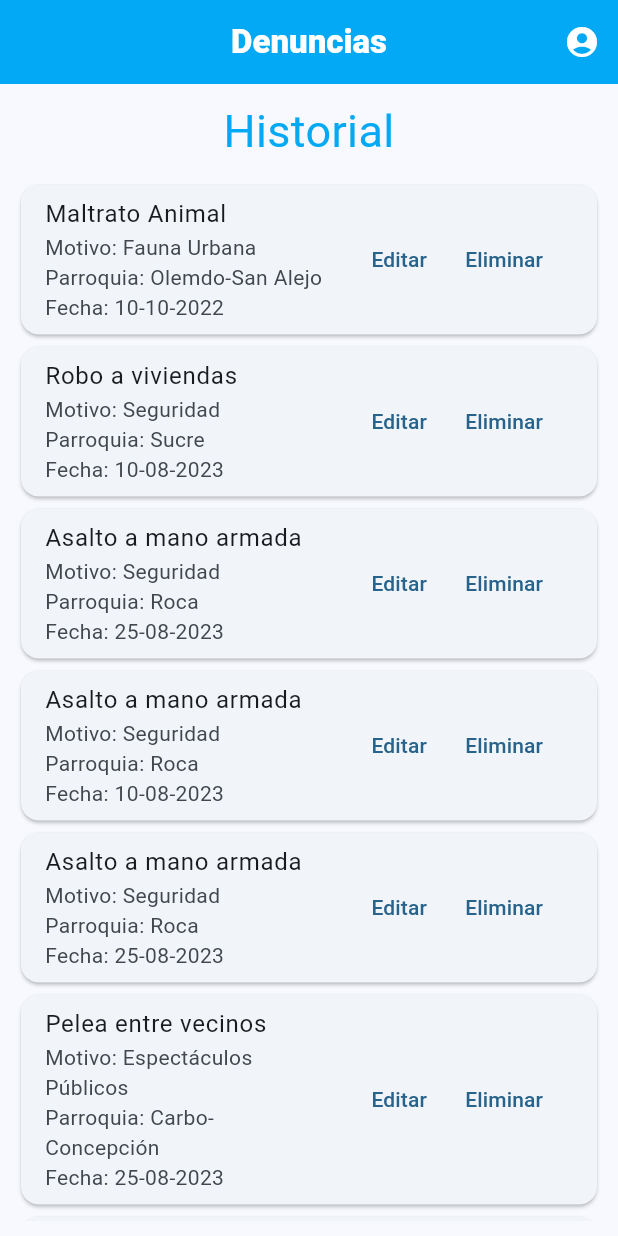
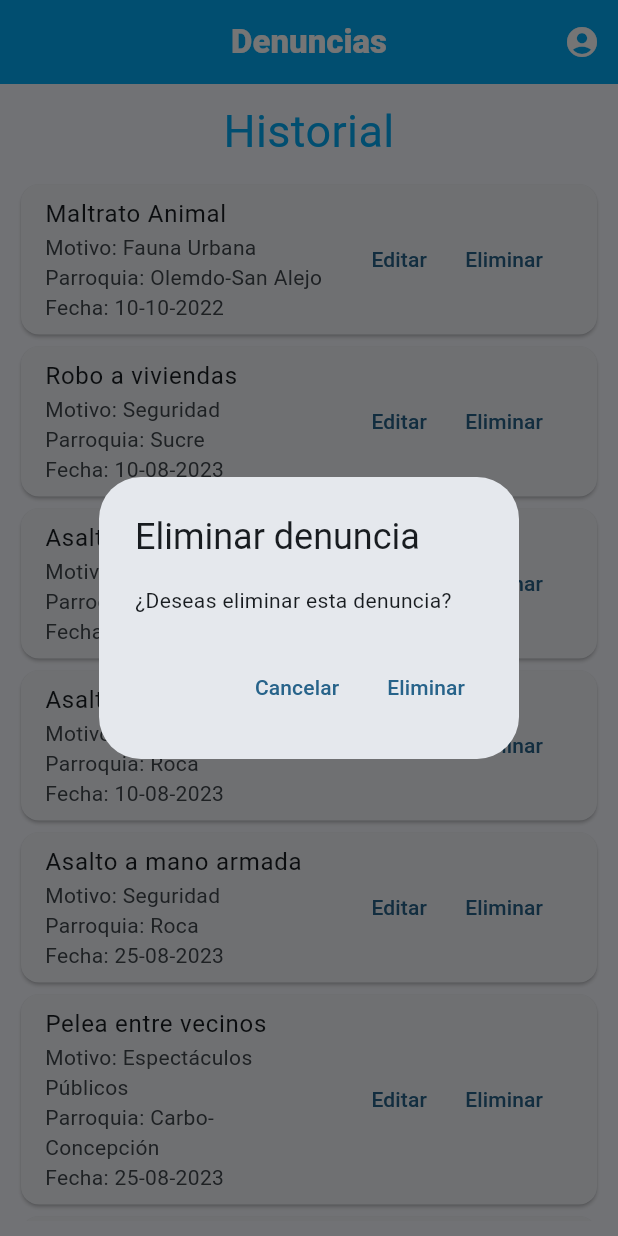
Before and after one commit to VivianaVelasco/ProyectoDenuncias, a Flutter app: the HistorialDenunciasScreen screen opened by its route, after a tap on "Eliminar", on a phone screen of 412 x 824 dp. Run offline on Flutter 3.47's test engine with Material 2 defaults, Android fonts, the phone set to English and light mode, and no system bars; our stand-ins replace dio, go_router, image_picker; network calls fail.

Commit message:
'AdvertenciaDenuncia'

```diff
--- a/denunciasapp/lib/presentation/screens/denuncias/historial_denuncias.dart
+++ b/denunciasapp/lib/presentation/screens/denuncias/historial_denuncias.dart
@@ -62,11 +62,18 @@ class HistorialDenunciasScreen extends StatelessWidget {
                         mainAxisSize: MainAxisSize.min,
                         children: [
                           TextButton(
-                            onPressed: () {},
+                            onPressed: () { },
                             child: const Text('Editar'),
                           ),
                           TextButton(
-                            onPressed: () {},
+                            onPressed: () {
+                              showDialog(
+                                context: context,
+                                builder: (context) {
+                                  return  const AdvertenciaEliminar();
+                                },
+                              );
+                            },
                             child: const Text('Eliminar'),
                           ),
                         ],
@@ -82,3 +89,29 @@ class HistorialDenunciasScreen extends StatelessWidget {
     );
   }
 }
+
+class AdvertenciaEliminar extends StatelessWidget {
+  const AdvertenciaEliminar({Key? key}) : super(key: key);
+
+  @override
+  Widget build(BuildContext context) {
+    return AlertDialog(
+      title: const Text('Eliminar denuncia'),
+      content: const Text('¿Deseas eliminar esta denuncia?'),
+      actions: <Widget>[
+        TextButton(
+          onPressed: () {
+            Navigator.pop(context, 'Cancelar');
+          },
+          child: const Text('Cancelar'),
+        ),
+        TextButton(
+          onPressed: () {
+            Navigator.pop(context, 'Eliminar');
+          },
+          child: const Text('Eliminar'),
+        ),
+      ],
+    );
+  }
+}
```
